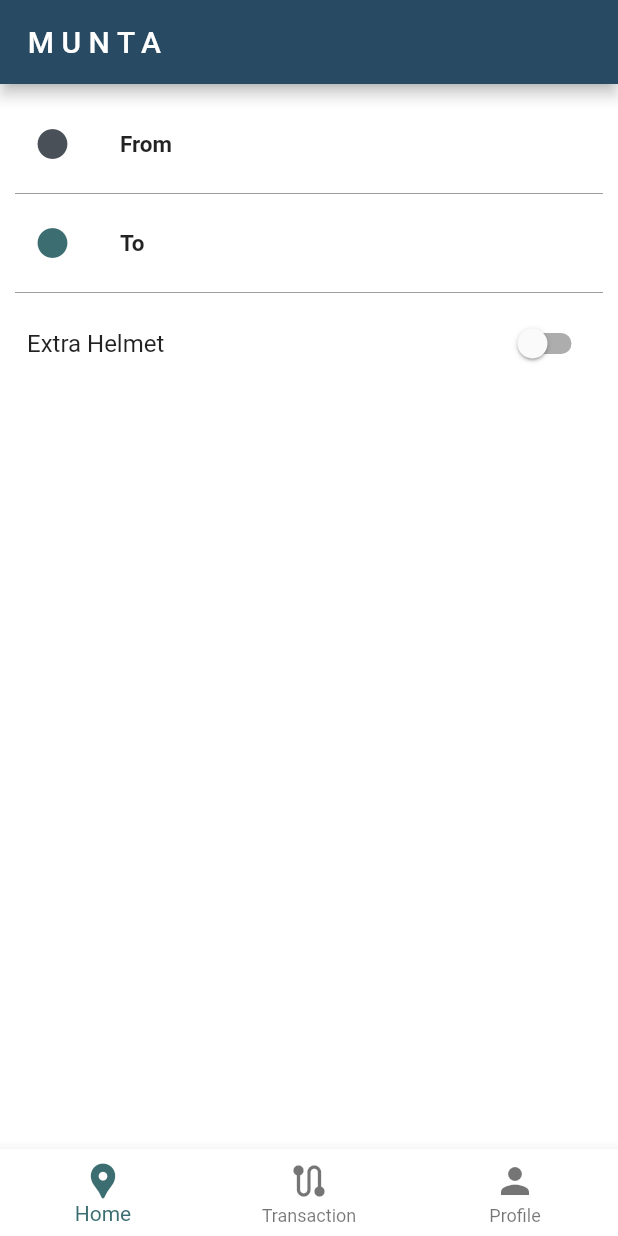
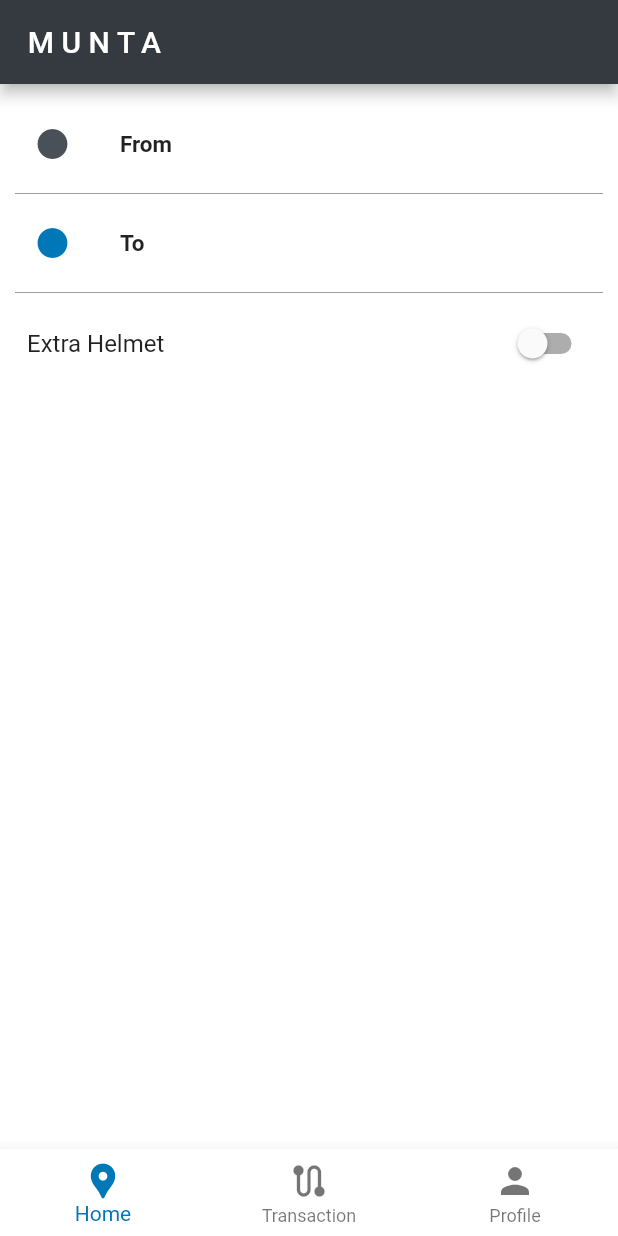
Before and after one commit to ckeanudev/home_page_capstone, a Flutter app: the screen it shows after launch, on a phone screen of 412 x 824 dp. Run offline on Flutter 3.47's test engine with Material 2 defaults, Android fonts, the phone set to English and light mode, and no system bars.

Commit message:
color changed again

```diff
--- a/code/lib/home_page_view/home_view.dart
+++ b/code/lib/home_page_view/home_view.dart
@@ -60,12 +60,11 @@ class _HomeViewState extends State<HomeView> {
                   Row(
                     children: [
                       const SizedBox(
-                        // color: Colors.orange,
                         width: 50,
                         height: 50,
                         child: Icon(
                           Icons.circle,
-                          color: Color(0xff3c6e71),
+                          color: Color(0xff0077b6),
                         ),
                       ),
                       const SizedBox(
@@ -102,7 +101,7 @@ class _HomeViewState extends State<HomeView> {
                           style: TextStyle(fontSize: 16),
                         ),
                         Switch(
-                          activeColor: Color(0xff3c6e71),
+                          activeColor: Color(0xff0077b6),
                           value: extraHelmet,
                           onChanged: (value) {
                             setState(
--- a/code/lib/main.dart
+++ b/code/lib/main.dart
@@ -42,7 +42,7 @@ class _MyHomePageState extends State<MyHomePage> {
     return Scaffold(
       backgroundColor: Colors.white,
       appBar: AppBar(
-        backgroundColor: Color(0xff284b63),
+        backgroundColor: Color(0xff343A40),
         title: Text(
           widget.title,
           style: const TextStyle(color: Colors.white, letterSpacing: 5),
@@ -59,8 +59,8 @@ class _MyHomePageState extends State<MyHomePage> {
       ),
       bottomNavigationBar: BottomNavigationBar(
         type: BottomNavigationBarType.fixed,
-        fixedColor: const Color(0xff3c6e71),
-        backgroundColor: Color(0xffffffff),
+        fixedColor: const Color(0xff0077b6),
+        backgroundColor: const Color(0xffffffff),
         currentIndex: focusBtnNav,
         onTap: (value) {
           setState(() {
```
